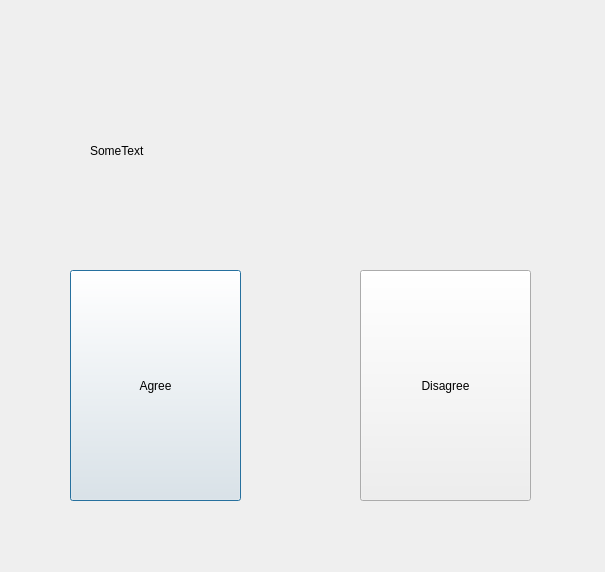
Before: the Qt Designer form src/windowwithgame.ui in Mike-Wazovsky/Great-project-1-course, drawn with Qt 5.
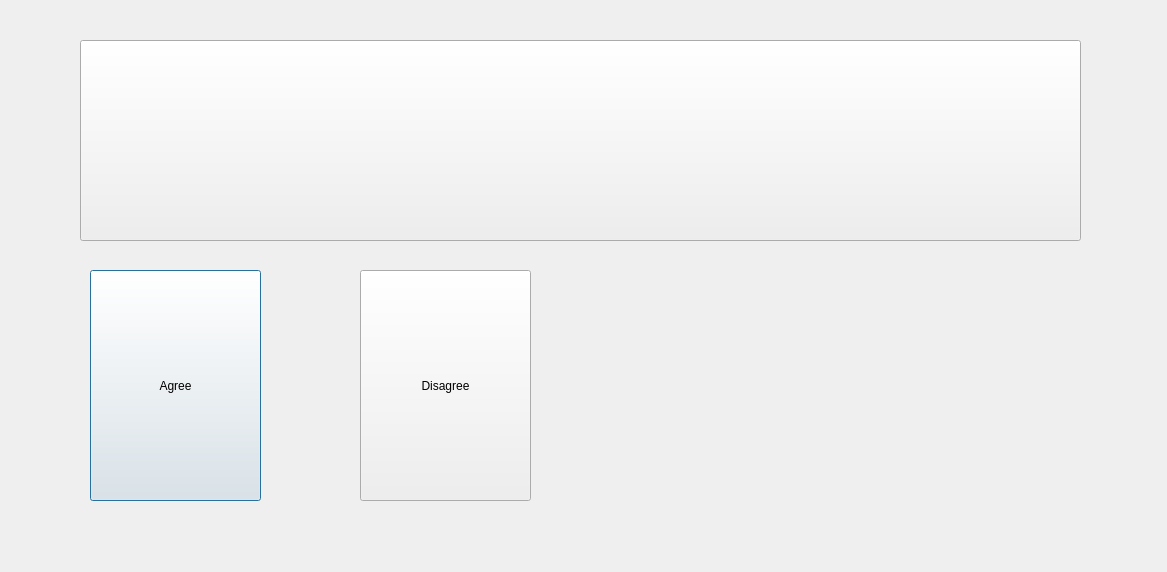
After: the same form once the commit is applied.

```diff
--- a/src/windowwithgame.ui
+++ b/src/windowwithgame.ui
@@ -6,7 +6,7 @@
    <rect>
     <x>0</x>
     <y>0</y>
-    <width>605</width>
+    <width>1167</width>
     <height>572</height>
    </rect>
   </property>
@@ -16,7 +16,7 @@
   <widget class="QPushButton" name="Yes_Button">
    <property name="geometry">
     <rect>
-     <x>70</x>
+     <x>90</x>
      <y>270</y>
      <width>171</width>
      <height>231</height>
@@ -42,16 +42,97 @@
   <widget class="QLabel" name="label">
    <property name="geometry">
     <rect>
-     <x>90</x>
-     <y>80</y>
+     <x>170</x>
+     <y>30</y>
      <width>361</width>
-     <height>141</height>
+     <height>221</height>
     </rect>
    </property>
    <property name="text">
-    <string>SomeText</string>
+    <string>TextLabel</string>
    </property>
   </widget>
+  <widget class="QToolButton" name="toolButton">
+   <property name="geometry">
+    <rect>
+     <x>80</x>
+     <y>40</y>
+     <width>1001</width>
+     <height>201</height>
+    </rect>
+   </property>
+   <property name="text">
+    <string/>
+   </property>
+  </widget>
+  <widget class="QWidget" name="gridLayoutWidget">
+   <property name="geometry">
+    <rect>
+     <x>590</x>
+     <y>270</y>
+     <width>491</width>
+     <height>231</height>
+    </rect>
+   </property>
+   <layout class="QGridLayout" name="gridLayout">
+    <item row="0" column="1">
+     <widget class="QLabel" name="num1">
+      <property name="text">
+       <string/>
+      </property>
+     </widget>
+    </item>
+    <item row="0" column="0">
+     <widget class="QLabel" name="res1">
+      <property name="text">
+       <string/>
+      </property>
+     </widget>
+    </item>
+    <item row="0" column="2">
+     <widget class="QLabel" name="res2">
+      <property name="text">
+       <string/>
+      </property>
+     </widget>
+    </item>
+    <item row="0" column="3">
+     <widget class="QLabel" name="num2">
+      <property name="text">
+       <string/>
+      </property>
+     </widget>
+    </item>
+    <item row="1" column="1">
+     <widget class="QLabel" name="num3">
+      <property name="text">
+       <string/>
+      </property>
+     </widget>
+    </item>
+    <item row="1" column="2">
+     <widget class="QLabel" name="res4">
+      <property name="text">
+       <string/>
+      </property>
+     </widget>
+    </item>
+    <item row="1" column="3">
+     <widget class="QLabel" name="num4">
+      <property name="text">
+       <string/>
+      </property>
+     </widget>
+    </item>
+    <item row="1" column="0">
+     <widget class="QLabel" name="res3">
+      <property name="text">
+       <string/>
+      </property>
+     </widget>
+    </item>
+   </layout>
+  </widget>
  </widget>
  <resources/>
  <connections/>
```
